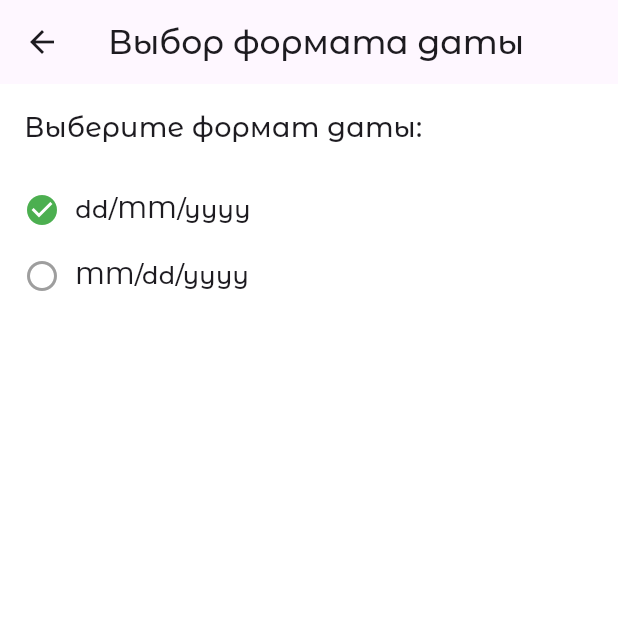
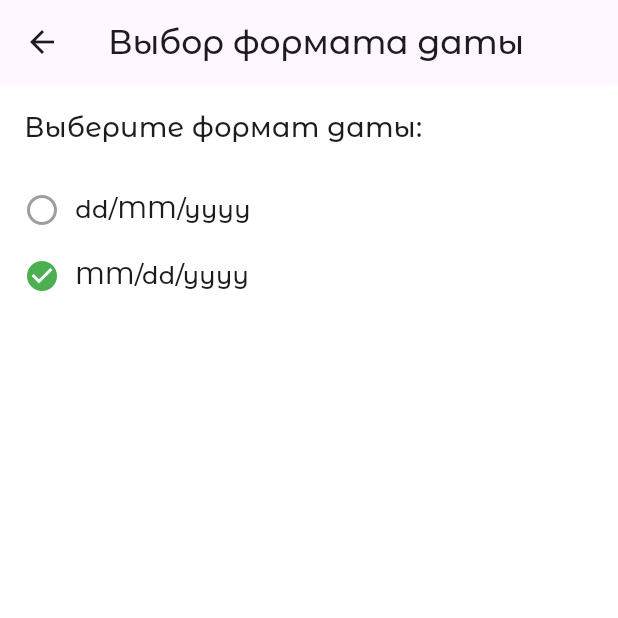
Before and after one commit to Krapivka/birthdays_reminder, a Flutter app: the DateFormatSelectionPage screen opened by its route, after a tap on "MM/dd/yyyy", on a phone screen of 412 x 824 dp, the top half of it. Run offline on Flutter 3.47's test engine with Material 3 defaults, Android fonts, the phone set to English and light mode, and no system bars; our stand-ins replace auto_route, awesome_notifications, bloc, dartz, equatable, flutter_bloc and 4 more; accounts and stored records are empty; project files that could hold a hidden picture were left out.

Commit message:
added setting pages/bloc/localdatasource/repository

```diff
--- a/lib/birthdays_reminder_app.dart
+++ b/lib/birthdays_reminder_app.dart
@@ -1,25 +1,51 @@
 import 'package:birthdays_reminder/core/domain/repositories/person_repository.dart';
 
 import 'package:birthdays_reminder/core/utils/theme/theme.dart';
+import 'package:birthdays_reminder/features/home/cubit/home_cubit.dart';
+import 'package:birthdays_reminder/features/settings/bloc/bloc/settings_bloc.dart';
+import 'package:birthdays_reminder/features/settings/data/repository/abstract_settings_repository.dart';
 import 'package:birthdays_reminder/router/router.dart';
 import 'package:flutter/material.dart';
 import 'package:flutter_bloc/flutter_bloc.dart';
 
 class App extends StatelessWidget {
   final PersonRepository personRepository;
+  final AbstractSettingsRepository settingsRepository;
   static final GlobalKey<NavigatorState> navigatorKey =
       GlobalKey<NavigatorState>();
   static const String name = 'Awesome Notifications - Example App';
   static const Color mainColor = Colors.deepPurple;
 
-  const App({super.key, required this.personRepository});
+  const App(
+      {super.key,
+      required this.personRepository,
+      required this.settingsRepository});
 
   @override
   Widget build(BuildContext context) {
-    return RepositoryProvider.value(
-      value: personRepository,
-      child: AppView(),
-    );
+    return MultiRepositoryProvider(
+        providers: [
+          RepositoryProvider.value(
+            value: personRepository,
+          ),
+          RepositoryProvider.value(
+            value: settingsRepository,
+          ),
+        ],
+        child: MultiBlocProvider(
+          providers: [
+            BlocProvider(
+              create: (context) => HomeCubit(),
+            ),
+            BlocProvider(
+                create: (context) => SettingsBloc(
+                    settingsRepository:
+                        RepositoryProvider.of<AbstractSettingsRepository>(
+                            context))
+                  ..add(const InitializeSettingsEvent()))
+          ],
+          child: AppView(),
+        ));
   }
 }
 
--- a/lib/core/utils/date_utils/date_utils.dart
+++ b/lib/core/utils/date_utils/date_utils.dart
@@ -1,8 +1,11 @@
 import 'package:intl/intl.dart';
 
 class DateTimeUtils {
-  static String formatDate(DateTime dateTime) {
-    return dateTime.toIso8601String().split('T').first;
+  static String formatDate(DateTime dateTime, String dateFormat) {
+    final DateFormat formatter = DateFormat(dateFormat);
+    final date = formatter.format(dateTime);
+
+    return date;
   }
 
   static int getDifferenceDate(DateTime startDate, DateTime endDate) {
--- a/lib/features/calendar/calendar.dart
+++ b/lib/features/calendar/calendar.dart
@@ -34,8 +34,9 @@ class _CalendarPageViewState extends State<CalendarPageView> {
   @override
   void initState() {
     super.initState();
+    _selectedDay = _focusedDay;
     BlocProvider.of<CalendarBloc>(context).add(const LoadBirthdaysCalendar());
-    _selectedDay = _focusedDay;
+    BlocProvider.of<CalendarBloc>(context).add(CalendarDateTap(_focusedDay));
   }
 
   void _onDaySelected(DateTime selectedDay, DateTime focusedDay) {
--- a/lib/features/calendar/widgets/birthday_tile.dart
+++ b/lib/features/calendar/widgets/birthday_tile.dart
@@ -4,6 +4,7 @@ import 'package:auto_route/auto_route.dart';
 import 'package:birthdays_reminder/core/data/models/person_model.dart';
 import 'package:birthdays_reminder/core/utils/date_utils/date_utils.dart';
 import 'package:birthdays_reminder/features/birthdays_list/bloc/birthdays_list_bloc.dart';
+import 'package:birthdays_reminder/features/settings/bloc/bloc/settings_bloc.dart';
 import 'package:birthdays_reminder/router/router.dart';
 import 'package:flutter/material.dart';
 import 'package:flutter_bloc/flutter_bloc.dart';
@@ -38,7 +39,8 @@ class BirthdayTile extends StatelessWidget {
                   person.name,
                   maxLines: 1,
                 ),
-                subtitle: Text(DateTimeUtils.formatDate(person.birthdate)),
+                subtitle: Text(DateTimeUtils.formatDate(person.birthdate,
+                    BlocProvider.of<SettingsBloc>(context).state.dateFormat)),
                 trailing: Container(
                     height: 30,
                     width: 30,
--- a/lib/features/settings/bloc/bloc/settings_bloc.dart
+++ b/lib/features/settings/bloc/bloc/settings_bloc.dart
@@ -1,13 +1,80 @@
+import 'package:birthdays_reminder/features/settings/data/repository/abstract_settings_repository.dart';
 import 'package:bloc/bloc.dart';
 import 'package:equatable/equatable.dart';
+import 'package:flutter/material.dart';
 
 part 'settings_event.dart';
 part 'settings_state.dart';
 
 class SettingsBloc extends Bloc<SettingsEvent, SettingsState> {
-  SettingsBloc() : super(SettingsInitial()) {
-    on<SettingsEvent>((event, emit) {
-      // TODO: implement event handler
+  SettingsBloc({required this.settingsRepository})
+      : super(const SettingsState()) {
+    on<InitializeSettingsEvent>(_onInitializeSettingsEvent);
+    on<SetNotificationDayEvent>(_onSetNotificationDayEvent);
+    on<SetThemeEvent>(_onSetThemeEvent);
+    on<SetLanguageEvent>(_onSetLanguageEvent);
+    on<SetDateFormatEvent>(_onSetDateFormatEvent);
+  }
+  final AbstractSettingsRepository settingsRepository;
+
+  void _onInitializeSettingsEvent(
+      InitializeSettingsEvent event, Emitter<SettingsState> emit) async {
+    final notificationDay = await settingsRepository.getSettingsData();
+    notificationDay
+        .fold((failure) => emit(state.copyWith(status: SettingsStatus.failure)),
+            (result) {
+      emit(state.copyWith(
+          notificationDay: result.notificationDay,
+          language: result.language,
+          dateFormat: result.dateFormat,
+          theme: result.theme));
     });
   }
+
+  void _onSetNotificationDayEvent(
+      SetNotificationDayEvent event, Emitter<SettingsState> emit) async {
+    final notificationDay =
+        await settingsRepository.setNotificationDay(event.notificationDay);
+    notificationDay.fold(
+        (failure) => emit(state.copyWith(status: SettingsStatus.failure)),
+        (result) =>
+            emit(state.copyWith(notificationDay: event.notificationDay)));
+    debugPrint(state.notificationDay.toString());
+  }
+
+  void _onSetThemeEvent(
+      SetThemeEvent event, Emitter<SettingsState> emit) async {
+    final theme = await settingsRepository.setTheme(event.theme);
+    theme.fold(
+        (failure) => emit(state.copyWith(status: SettingsStatus.failure)),
+        (result) => emit(state.copyWith(theme: event.theme)));
+    debugPrint(state.theme);
+  }
+
+  void _onSetLanguageEvent(
+      SetLanguageEvent event, Emitter<SettingsState> emit) async {
+    final language = await settingsRepository.setLanguage(event.language);
+    language.fold(
+        (failure) => emit(state.copyWith(status: SettingsStatus.failure)),
+        (result) => emit(state.copyWith(language: event.language)));
+    debugPrint(state.language);
+  }
+
+  void _onSetDateFormatEvent(
+      SetDateFormatEvent event, Emitter<SettingsState> emit) async {
+    final dateFormat = await settingsRepository.setDateFormat(event.dateFormat);
+    dateFormat.fold(
+        (failure) => emit(state.copyWith(status: SettingsStatus.failure)),
+        (result) => emit(state.copyWith(dateFormat: event.dateFormat)));
+    debugPrint(state.dateFormat);
+  }
+
+  // void _onSetLanguageEvent(
+  //     SetLanguageEvent event, Emitter<SettingsState> emit) async {
+  //   final language = await settingsRepository.setLanguage(event.language);
+  //   language.fold(
+  //       (failure) => emit(state.copyWith(status: SettingsStatus.failure)),
+  //       (result) => emit(state.copyWith(theme: event.language)));
+  //   debugPrint(state.theme);
+  // }
 }
--- a/lib/features/settings/bloc/bloc/settings_event.dart
+++ b/lib/features/settings/bloc/bloc/settings_event.dart
@@ -1,8 +1,44 @@
 part of 'settings_bloc.dart';
 
-sealed class SettingsEvent extends Equatable {
+abstract class SettingsEvent extends Equatable {
   const SettingsEvent();
 
   @override
   List<Object> get props => [];
 }
+
+class InitializeSettingsEvent extends SettingsEvent {
+  const InitializeSettingsEvent();
+}
+
+class SetNotificationDayEvent extends SettingsEvent {
+  const SetNotificationDayEvent(this.notificationDay);
+
+  final int notificationDay;
+  @override
+  List<Object> get props => [notificationDay];
+}
+
+class SetLanguageEvent extends SettingsEvent {
+  const SetLanguageEvent(this.language);
+
+  final String language;
+  @override
+  List<Object> get props => [language];
+}
+
+class SetDateFormatEvent extends SettingsEvent {
+  const SetDateFormatEvent(this.dateFormat);
+
+  final String dateFormat;
+  @override
+  List<Object> get props => [dateFormat];
+}
+
+class SetThemeEvent extends SettingsEvent {
+  const SetThemeEvent(this.theme);
+
+  final String theme;
+  @override
+  List<Object> get props => [theme];
+}
--- a/lib/features/settings/bloc/bloc/settings_state.dart
+++ b/lib/features/settings/bloc/bloc/settings_state.dart
@@ -1,10 +1,38 @@
 part of 'settings_bloc.dart';
 
-sealed class SettingsState extends Equatable {
-  const SettingsState();
+enum SettingsStatus { initial, loading, success, failure }
 
+class SettingsState extends Equatable {
+  ///Field [notificationDay] shows how many days are left before the birthday notification
+  const SettingsState({notificationDay, status, language, dateFormat, theme})
+      : notificationDay = notificationDay ?? 0,
+        status = status ?? SettingsStatus.initial,
+        language = language ?? '',
+        dateFormat = dateFormat ?? '',
+        theme = theme ?? '';
+
+  final int notificationDay;
+  final SettingsStatus status;
+  final String language;
+  final String dateFormat;
+  final String theme;
   @override
-  List<Object> get props => [];
+  List<Object> get props =>
+      [notificationDay, status, language, dateFormat, theme];
+
+  SettingsState copyWith({
+    int? notificationDay,
+    String? language,
+    String? dateFormat,
+    String? theme,
+    SettingsStatus? status,
+  }) {
+    return SettingsState(
+      status: status ?? this.status,
+      notificationDay: notificationDay ?? this.notificationDay,
+      language: language ?? this.language,
+      dateFormat: dateFormat ?? this.dateFormat,
+      theme: theme ?? this.theme,
+    );
+  }
 }
-
-final class SettingsInitial extends SettingsState {}
--- /dev/null
+++ b/lib/features/settings/data/models/settings.dart
@@ -0,0 +1,16 @@
+import 'package:equatable/equatable.dart';
+
+class SettingsModel extends Equatable {
+  const SettingsModel(
+      {required this.notificationDay,
+      required this.language,
+      required this.dateFormat,
+      required this.theme});
+  final int notificationDay;
+  final String language;
+  final String dateFormat;
+  final String theme;
+
+  @override
+  List<Object?> get props => [notificationDay, language, dateFormat, theme];
+}
--- a/lib/features/settings/view/data_format_selection.dart
+++ b/lib/features/settings/view/data_format_selection.dart
@@ -1,5 +1,7 @@
 import 'package:auto_route/auto_route.dart';
+import 'package:birthdays_reminder/features/settings/bloc/bloc/settings_bloc.dart';
 import 'package:flutter/material.dart';
+import 'package:flutter_bloc/flutter_bloc.dart';
 
 @RoutePage()
 class DateFormatSelectionPage extends StatelessWidget {
@@ -7,10 +9,10 @@ class DateFormatSelectionPage extends StatelessWidget {
   Widget build(BuildContext context) {
     return Scaffold(
       appBar: AppBar(
-        title: Text('Выбор формата даты'),
+        title: const Text('Выбор формата даты'),
       ),
-      body: Padding(
-        padding: const EdgeInsets.all(16.0),
+      body: const Padding(
+        padding: EdgeInsets.all(16.0),
         child: Column(
           crossAxisAlignment: CrossAxisAlignment.start,
           children: <Widget>[
@@ -20,20 +22,11 @@ class DateFormatSelectionPage extends StatelessWidget {
             ),
             SizedBox(height: 20),
             DateFormatOption(
-              format: 'dd/MM/yyyy',
-              isSelected: true, // Здесь можно установить начальное состояние
-              onTap: () {
-                // Здесь можно обработать выбор формата даты
-                // Например, сохранить выбранный формат в настройках приложения.
-              },
+              dateFormat: 'dd/MM/yyyy',
             ),
             DateFormatOption(
-              format: 'MM/dd/yyyy',
-              onTap: () {
-                // Обработать выбор другого формата
-              },
+              dateFormat: 'MM/dd/yyyy',
             ),
-            // Добавьте другие форматы по аналогии
           ],
         ),
       ),
@@ -42,37 +35,42 @@ class DateFormatSelectionPage extends StatelessWidget {
 }
 
 class DateFormatOption extends StatelessWidget {
-  final String format;
-  final bool isSelected;
-  final VoidCallback onTap;
+  final String dateFormat;
 
   const DateFormatOption({
-    Key? key,
-    required this.format,
-    this.isSelected = false,
-    required this.onTap,
-  }) : super(key: key);
+    super.key,
+    required this.dateFormat,
+  });
 
   @override
   Widget build(BuildContext context) {
+    return BlocBuilder<SettingsBloc, SettingsState>(
+      builder: (context, state) {
         return InkWell(
-      onTap: onTap,
+          onTap: () => BlocProvider.of<SettingsBloc>(context)
+              .add(SetDateFormatEvent(dateFormat)),
           child: Padding(
             padding: const EdgeInsets.symmetric(vertical: 10),
             child: Row(
               children: <Widget>[
                 Icon(
-              isSelected ? Icons.check_circle : Icons.radio_button_unchecked,
-              color: isSelected ? Colors.green : Colors.grey,
+                  state.dateFormat == dateFormat
+                      ? Icons.check_circle
+                      : Icons.radio_button_unchecked,
+                  color: state.dateFormat == dateFormat
+                      ? Colors.green
+                      : Colors.grey,
                 ),
-            SizedBox(width: 10),
+                const SizedBox(width: 10),
                 Text(
-              format,
-              style: TextStyle(fontSize: 16),
+                  dateFormat,
+                  style: const TextStyle(fontSize: 16),
                 ),
               ],
             ),
           ),
         );
+      },
+    );
   }
 }
--- a/lib/features/update_birthday/update_birthday.dart
+++ b/lib/features/update_birthday/update_birthday.dart
@@ -5,12 +5,10 @@ import 'package:auto_route/auto_route.dart';
 import 'package:birthdays_reminder/core/data/models/person_model.dart';
 import 'package:birthdays_reminder/core/data/services/image_picker_service.dart';
 import 'package:birthdays_reminder/core/domain/repositories/person_repository.dart';
-import 'package:birthdays_reminder/features/home/home.dart';
 import 'package:birthdays_reminder/features/update_birthday/bloc/update_birthday_bloc.dart';
 import 'package:birthdays_reminder/router/router.dart';
 import 'package:flutter/material.dart';
 import 'package:flutter_bloc/flutter_bloc.dart';
-import 'package:image_picker/image_picker.dart';
 
 @RoutePage()
 class UpdateBirthdayPage extends StatelessWidget {
```
Also changed, not shown: lib/features/adding_birthday/adding_birthday.dart (+5 -8 lines), lib/features/home/home.dart (+3 -8 lines), lib/features/settings/data/datasource/settings_local_data_source.dart (added, +66 -0 lines), lib/features/settings/data/repository/abstract_settings_repository.dart (added, +15 -0 lines), lib/features/settings/data/repository/settings_repository.dart (added, +114 -0 lines), lib/features/settings/view/language_selection.dart (+27 -23 lines), lib/features/settings/view/notification.dart (+12 -12 lines), lib/features/settings/view/settings_list.dart (+11 -5 lines), lib/features/settings/view/theme_selection.dart (+21 -14 lines), lib/main.dart (+13 -6 lines), pubspec.lock. Lines whose indentation alone changed are shown as unchanged.
